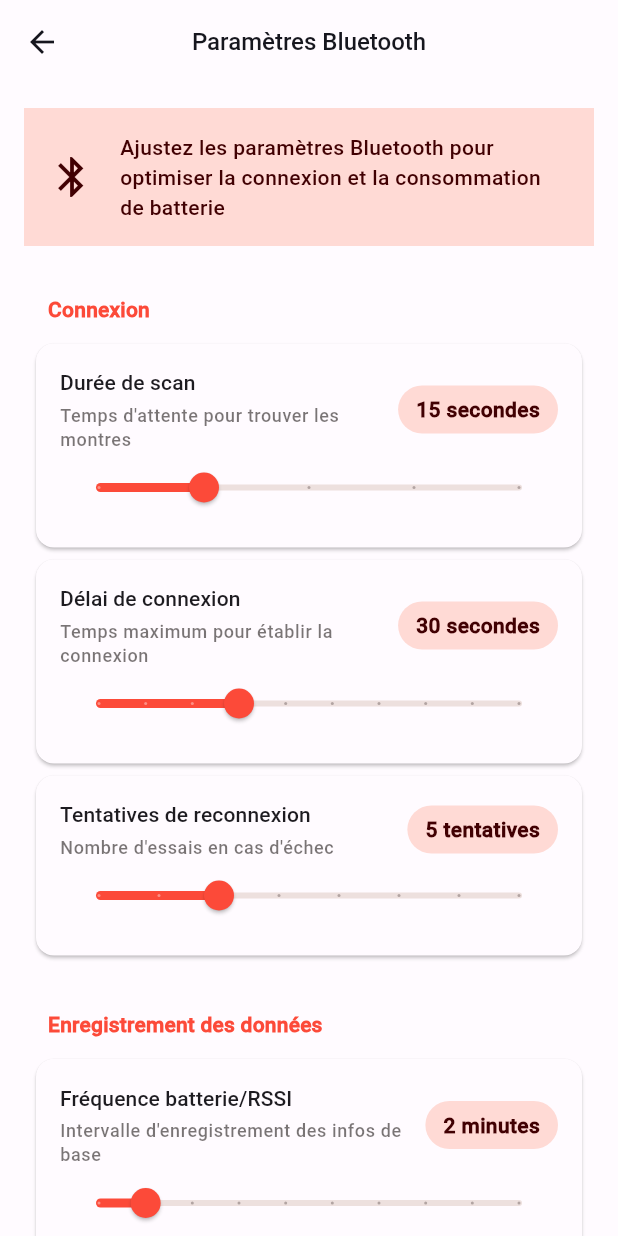
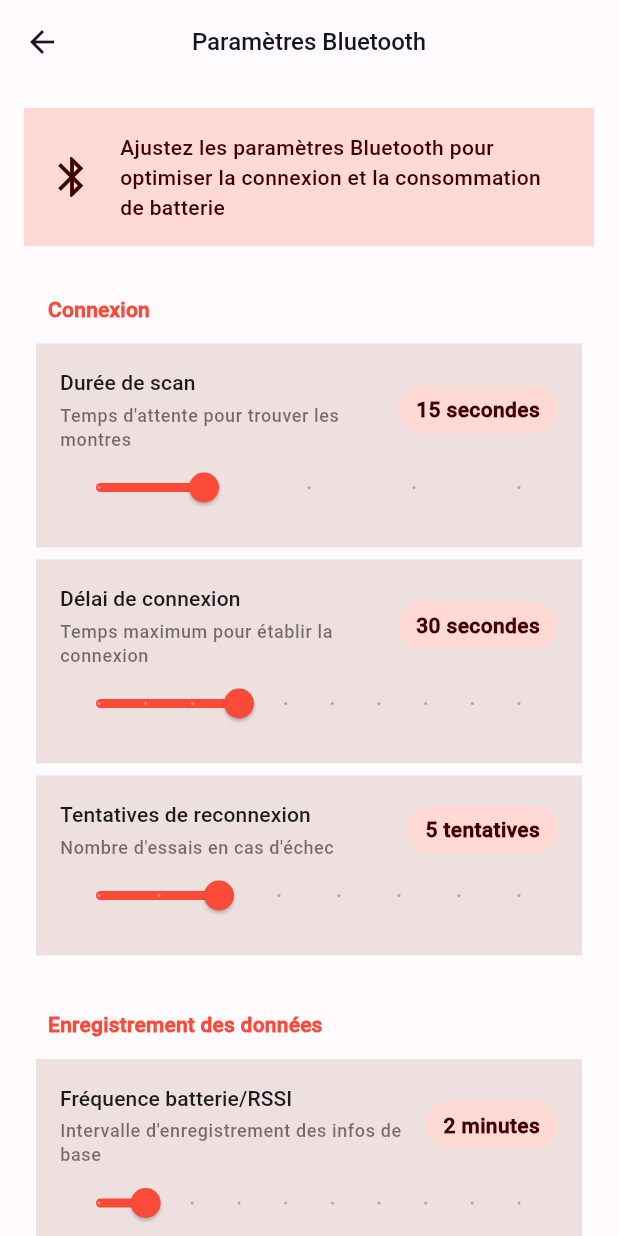
Before and after one commit to K-deladem/avc_pinetime, a Flutter app: the BluetoothSettingsPage screen opened by its route, on a phone screen of 412 x 824 dp. Run offline on Flutter 3.47's test engine with Material 3 defaults, Android fonts, the phone set to English and light mode, and no system bars; our stand-ins replace bloc, cached_network_image, carousel_slider, csv, equatable, file_picker and 18 more; missing offline and left inert: flutter_background_service, flutter_reactive_ble; accounts and stored records are empty.

Commit message:
fixed Bluethooth setting card

```diff
--- a/lib/ui/setting/page/bluetooth_settings_page.dart
+++ b/lib/ui/setting/page/bluetooth_settings_page.dart
@@ -202,7 +202,9 @@ class _BluetoothSettingsPageState extends State<BluetoothSettingsPage> {
     required String unit,
     required ValueChanged<double> onChanged,
   }) {
-    return Card(
+    return Container(
+      decoration: BoxDecoration(
+        color: Theme.of(context).colorScheme.surfaceContainerHighest),
       margin: const EdgeInsets.symmetric(horizontal: 8, vertical: 4),
       child: Padding(
         padding: const EdgeInsets.all(16),
@@ -268,7 +270,9 @@ class _BluetoothSettingsPageState extends State<BluetoothSettingsPage> {
       crossAxisAlignment: CrossAxisAlignment.start,
       children: [
         _buildSectionTitle(context, "Profils prédéfinis"),
-        Card(
+        Container(
+          decoration: BoxDecoration(
+              color: Theme.of(context).colorScheme.surfaceContainerHighest),
           margin: const EdgeInsets.symmetric(horizontal: 8),
           child: Column(
             children: [
```
